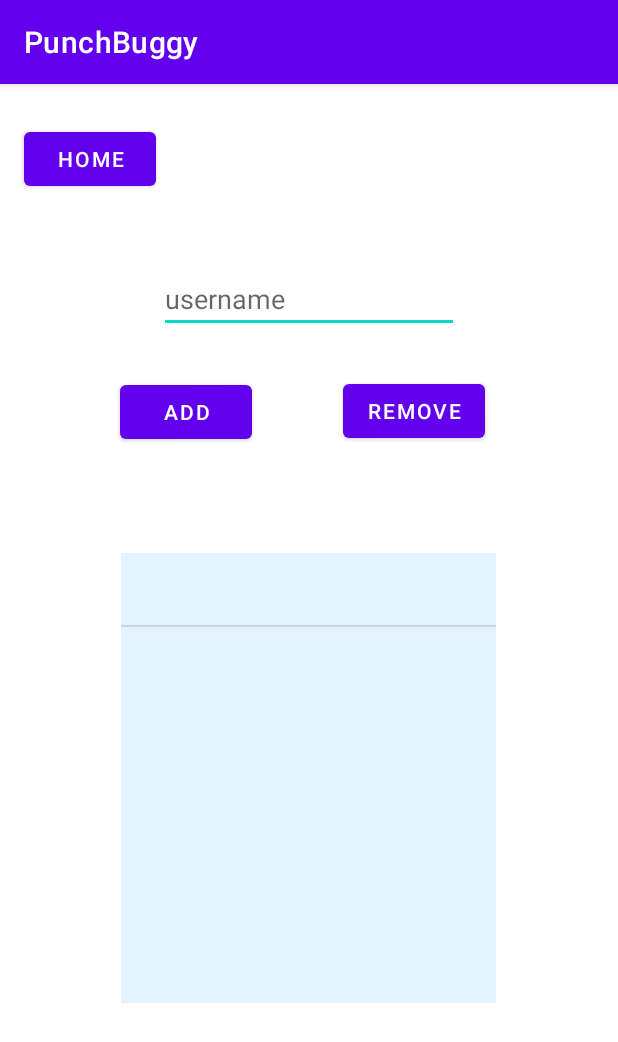
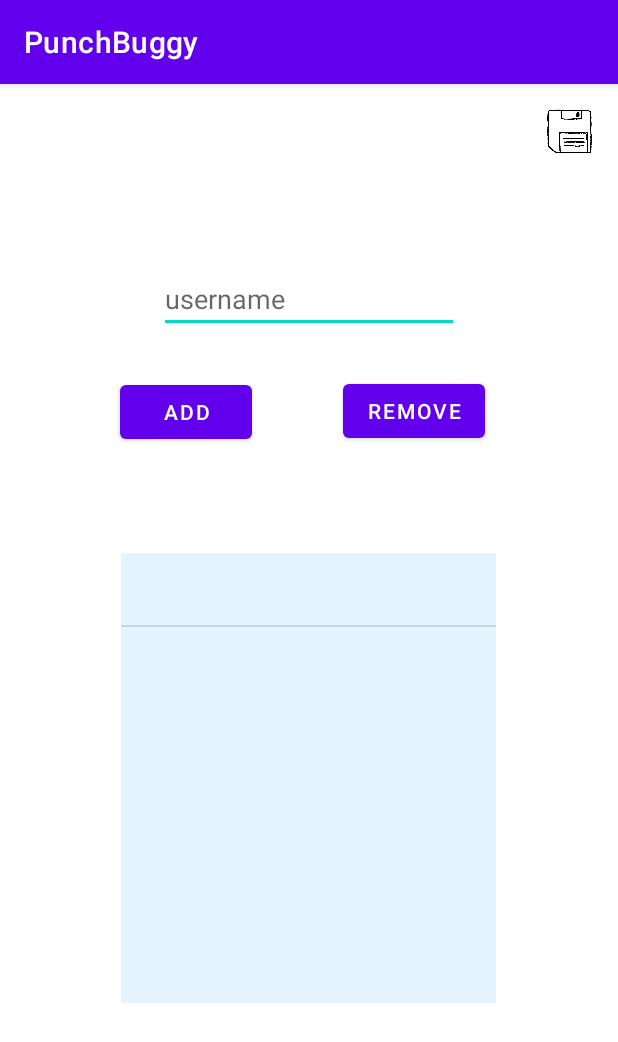
Before and after one commit to csisl/PunchBuggy, an Android app: the UserManagement screen opened directly, with no data from a screen before it, after a tap on "ADD", on a phone screen of 412 x 824 dp. Shown: the top 1042 px of the screen. Run offline under Robolectric (Android 15) with nearby library versions, the phone set to English and light mode, and no system bars.

Commit message:
Change save button on the user management page

```diff
--- a/app/src/main/AndroidManifest.xml
+++ b/app/src/main/AndroidManifest.xml
@@ -9,7 +9,9 @@
         android:roundIcon="@mipmap/ic_launcher_round"
         android:supportsRtl="true"
         android:theme="@style/Theme.PunchBuggy">
-        <activity android:name=".UserManagement"></activity>
+        <activity android:name=".UserManagement"
+            android:windowSoftInputMode="adjustPan">
+        </activity>
         <activity android:name=".UserView" />
         <activity android:name=".MainActivity">
             <intent-filter>
--- a/app/src/main/java/com/example/punchbuggy/UserManagement.kt
+++ b/app/src/main/java/com/example/punchbuggy/UserManagement.kt
@@ -7,6 +7,7 @@ import android.util.Log
 import android.widget.ArrayAdapter
 import android.widget.Button
 import android.widget.EditText
+import android.widget.ImageButton
 import android.widget.ListView
 import com.google.gson.Gson
 
@@ -56,9 +57,8 @@ class UserManagement : AppCompatActivity() {
             userInput.setText("")
         }
 
-        // TODO: update to pass intents when back button is clicked
-        val toHomeButton: Button = findViewById(R.id.toHome)
-        toHomeButton.setOnClickListener {
+        val saveUsersButton: ImageButton = findViewById(R.id.saveUsers)
+        saveUsersButton.setOnClickListener {
             val gson = Gson()
             val toMain = Intent(this, MainActivity::class.java)
             toMain.putExtra("runningGame", gson.toJson(runningGame))
--- a/app/src/main/res/layout/activity_user_management.xml
+++ b/app/src/main/res/layout/activity_user_management.xml
@@ -1,4 +1,5 @@
 <?xml version="1.0" encoding="utf-8"?>
+
 <androidx.constraintlayout.widget.ConstraintLayout xmlns:android="http://schemas.android.com/apk/res/android"
     xmlns:app="http://schemas.android.com/apk/res-auto"
     xmlns:tools="http://schemas.android.com/tools"
@@ -44,18 +45,6 @@
         app:layout_constraintVertical_bias="0.668" />
 
     <Button
-        android:id="@+id/toHome"
-        android:layout_width="wrap_content"
-        android:layout_height="wrap_content"
-        android:text="@string/HOME"
-        app:layout_constraintBottom_toBottomOf="parent"
-        app:layout_constraintEnd_toEndOf="parent"
-        app:layout_constraintHorizontal_bias="0.049"
-        app:layout_constraintStart_toStartOf="parent"
-        app:layout_constraintTop_toTopOf="parent"
-        app:layout_constraintVertical_bias="0.036" />
-
-    <Button
         android:id="@+id/removeUser"
         android:layout_width="wrap_content"
         android:layout_height="wrap_content"
@@ -67,4 +56,16 @@
         app:layout_constraintTop_toTopOf="parent"
         app:layout_constraintVertical_bias="0.269" />
 
+    <ImageButton
+        android:id="@+id/saveUsers"
+        android:layout_width="30dp"
+        android:layout_height="30dp"
+        android:background="@drawable/save"
+        app:layout_constraintBottom_toBottomOf="parent"
+        app:layout_constraintEnd_toEndOf="parent"
+        app:layout_constraintHorizontal_bias="0.955"
+        app:layout_constraintStart_toStartOf="parent"
+        app:layout_constraintTop_toTopOf="parent"
+        app:layout_constraintVertical_bias="0.023" />
+
 </androidx.constraintlayout.widget.ConstraintLayout>
```
